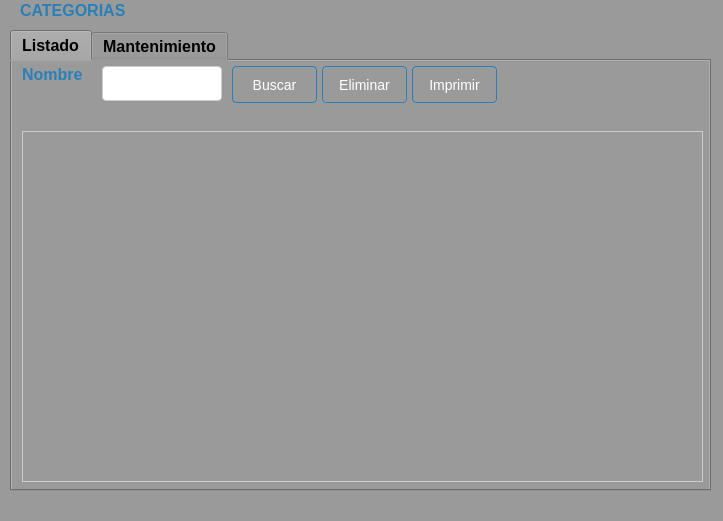
CodeDrTech/DevelopPython, file Sistema de ventas/ui/FrmCategoria.ui: the form before one commit.
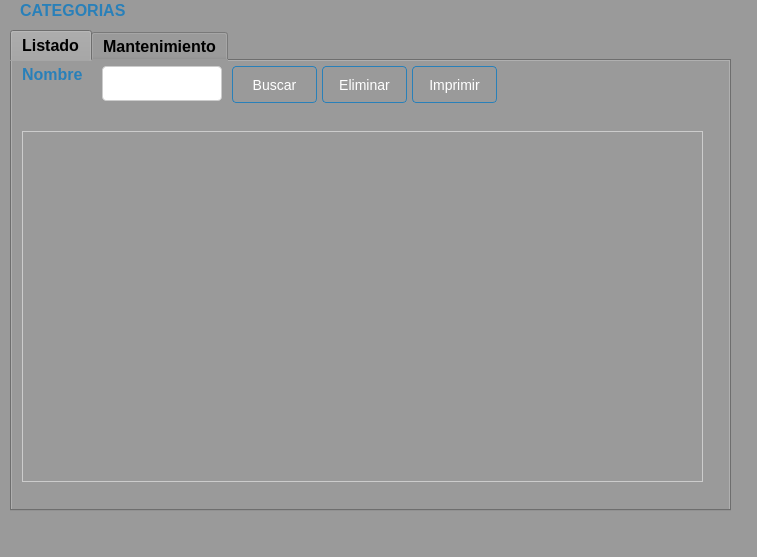
The form after the commit.

Patch:
```diff
--- a/Sistema de ventas/ui/FrmCategoria.ui
+++ b/Sistema de ventas/ui/FrmCategoria.ui
@@ -9,8 +9,8 @@
    <rect>
     <x>0</x>
     <y>0</y>
-    <width>723</width>
-    <height>521</height>
+    <width>757</width>
+    <height>557</height>
    </rect>
   </property>
   <property name="windowTitle">
@@ -57,8 +57,8 @@
      <rect>
       <x>10</x>
       <y>30</y>
-      <width>701</width>
-      <height>461</height>
+      <width>721</width>
+      <height>481</height>
      </rect>
     </property>
     <property name="toolTip">
```
